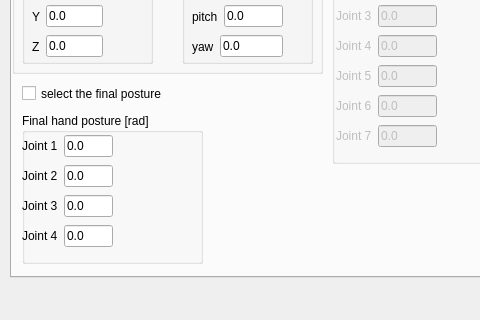
The window that ui/rrtstardialog.ui (zohannn/motion_manager) describes before a commit, drawn with Qt 5; both pictures show x 0 to 480 and y 113 to 433 of the 858 by 433 pixel window.
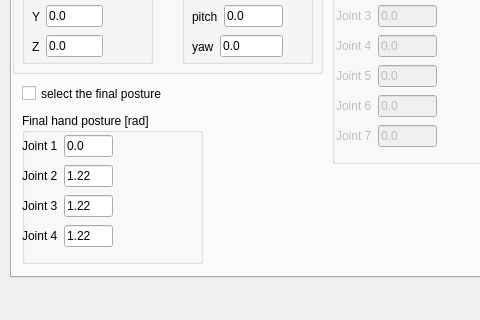
The same window after the commit. The open tabs and pages were chosen to show the change.

Patch:
```diff
--- a/ui/rrtstardialog.ui
+++ b/ui/rrtstardialog.ui
@@ -1395,7 +1395,7 @@
          <item>
           <widget class="QLineEdit" name="lineEdit_final_hand_2">
            <property name="text">
-            <string>0.0</string>
+            <string>1.22</string>
            </property>
           </widget>
          </item>
@@ -1413,7 +1413,7 @@
          <item>
           <widget class="QLineEdit" name="lineEdit_final_hand_3">
            <property name="text">
-            <string>0.0</string>
+            <string>1.22</string>
            </property>
           </widget>
          </item>
@@ -1431,7 +1431,7 @@
          <item>
           <widget class="QLineEdit" name="lineEdit_final_hand_4">
            <property name="text">
-            <string>0.0</string>
+            <string>1.22</string>
            </property>
           </widget>
          </item>
```
